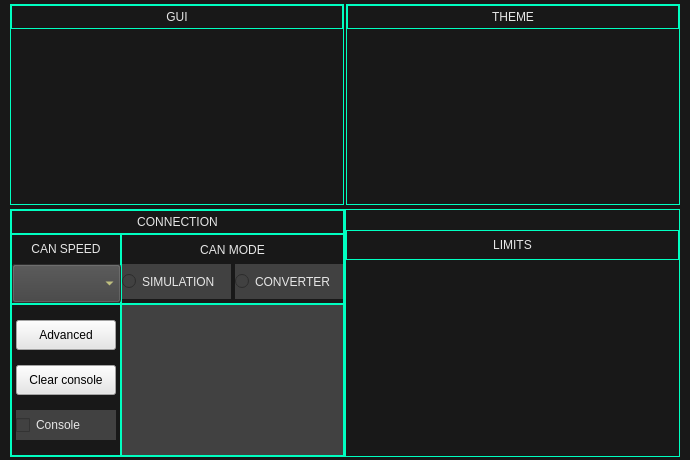
First picture: the form in ui/settings.ui, repository rozkalibrowany/vocc, before the edit.
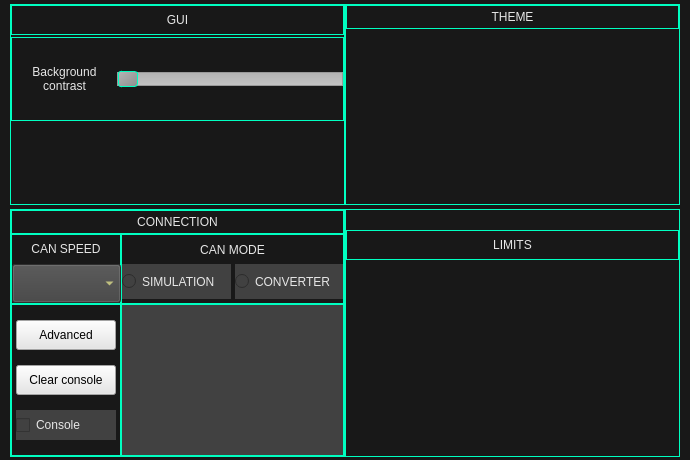
Second picture: the form after the edit.

Commit message: Added feature to change background contrast of GUI

The edit to the form file:
```diff
--- a/ui/settings.ui
+++ b/ui/settings.ui
@@ -718,8 +718,23 @@
       </property>
       <item>
        <layout class="QHBoxLayout" name="horizontalLayout_10">
+        <property name="spacing">
+         <number>0</number>
+        </property>
         <item>
          <widget class="QFrame" name="verticalFrame_11">
+          <property name="minimumSize">
+           <size>
+            <width>335</width>
+            <height>0</height>
+           </size>
+          </property>
+          <property name="maximumSize">
+           <size>
+            <width>335</width>
+            <height>16777215</height>
+           </size>
+          </property>
           <property name="styleSheet">
            <string notr="true">QFrame{
 border: 1px solid #00ffc1;
@@ -774,6 +789,12 @@
               </property>
               <item>
                <widget class="QLabel" name="label">
+                <property name="minimumSize">
+                 <size>
+                  <width>0</width>
+                  <height>22</height>
+                 </size>
+                </property>
                 <property name="maximumSize">
                  <size>
                   <width>16777215</width>
@@ -800,23 +821,129 @@
            <item>
             <layout class="QVBoxLayout" name="verticalLayout">
              <property name="spacing">
-              <number>6</number>
+              <number>0</number>
              </property>
              <item>
-              <spacer name="verticalSpacer_5">
-               <property name="orientation">
-                <enum>Qt::Vertical</enum>
+              <widget class="QFrame" name="verticalFrame">
+               <layout class="QVBoxLayout" name="verticalLayout_28">
+                <property name="spacing">
+                 <number>0</number>
+                </property>
+                <property name="leftMargin">
+                 <number>0</number>
+                </property>
+                <property name="topMargin">
+                 <number>0</number>
+                </property>
+                <property name="rightMargin">
+                 <number>0</number>
+                </property>
+                <property name="bottomMargin">
+                 <number>0</number>
+                </property>
+                <item>
+                 <layout class="QHBoxLayout" name="horizontalLayout_7">
+                  <property name="spacing">
+                   <number>0</number>
+                  </property>
+                  <item>
+                   <layout class="QVBoxLayout" name="verticalLayout_34">
+                    <property name="spacing">
+                     <number>0</number>
+                    </property>
+                    <item>
+                     <widget class="QLabel" name="label_3">
+                      <property name="minimumSize">
+                       <size>
+                        <width>105</width>
+                        <height>0</height>
+                       </size>
+                      </property>
+                      <property name="maximumSize">
+                       <size>
+                        <width>105</width>
+                        <height>16777215</height>
+                       </size>
+                      </property>
+                      <property name="styleSheet">
+                       <string notr="true">border: none;
+padding: 2px;
+font: 75 bold 10pt &quot;Halvetica&quot; ;
+color: #e6e6e6;</string>
+                      </property>
+                      <property name="text">
+                       <string>&lt;html&gt;&lt;head/&gt;&lt;body&gt;&lt;p&gt;Background &lt;br/&gt;contrast&lt;/p&gt;&lt;/body&gt;&lt;/html&gt;</string>
+                      </property>
+                      <property name="alignment">
+                       <set>Qt::AlignCenter</set>
+                      </property>
+                     </widget>
+                    </item>
+                   </layout>
+                  </item>
+                  <item>
+                   <layout class="QVBoxLayout" name="verticalLayout_33">
+                    <property name="spacing">
+                     <number>0</number>
+                    </property>
+                    <item>
+                     <widget class="QSlider" name="colorSlider">
+                      <property name="minimumSize">
+                       <size>
+                        <width>0</width>
+                        <height>40</height>
+                       </size>
+                      </property>
+                      <property name="maximumSize">
+                       <size>
+                        <width>16777215</width>
+                        <height>50</height>
+                       </size>
+                      </property>
+                      <property name="styleSheet">
+                       <string notr="true">QSlider::groove:horizontal {
+    border: 1px solid #999999;
+    height: 12px; /* the groove expands to the size of the slider by default. by giving it a height, it has a fixed size */
+    background: qlineargradient(x1:0, y1:0, x2:0, y2:1, stop:0 #B1B1B1, stop:1 #c4c4c4);
+    margin: 2px 0;
+}
+
+QSlider::handle:horizontal {
+    background: qlineargradient(x1:0, y1:0, x2:1, y2:1, stop:0 #b4b4b4, stop:1 #8f8f8f);
+    border: 1px solid  #00ffc1;
+    width: 18px;
+    margin: -2px 0; /* handle is placed by default on the contents rect of the groove. Expand outside the groove */
+    border-radius: 3px;
+}</string>
+                      </property>
+                      <property name="orientation">
+                       <enum>Qt::Horizontal</enum>
+                      </property>
+                     </widget>
+                    </item>
+                   </layout>
+                  </item>
+                 </layout>
+                </item>
+               </layout>
+              </widget>
+             </item>
+             <item>
+              <layout class="QVBoxLayout" name="verticalLayout_29">
+               <property name="spacing">
+                <number>0</number>
                </property>
-               <property name="sizeType">
-                <enum>QSizePolicy::Fixed</enum>
-               </property>
-               <property name="sizeHint" stdset="0">
-                <size>
-                 <width>18</width>
-                 <height>175</height>
-                </size>
-               </property>
-              </spacer>
+               <item>
+                <widget class="QLabel" name="label_8">
+                 <property name="styleSheet">
+                  <string notr="true">border:none;</string>
+                 </property>
+                 <property name="text">
+                  <string/>
+                 </property>
+                </widget>
+               </item>
+              </layout>
              </item>
             </layout>
            </item>
@@ -825,6 +952,18 @@
         </item>
         <item>
          <widget class="QFrame" name="verticalFrame_7">
+          <property name="minimumSize">
+           <size>
+            <width>335</width>
+            <height>0</height>
+           </size>
+          </property>
+          <property name="maximumSize">
+           <size>
+            <width>335</width>
+            <height>16777215</height>
+           </size>
+          </property>
           <property name="styleSheet">
            <string notr="true">QFrame{
 border: 1px solid #00ffc1;
```
The commit also changes 5 other files.
